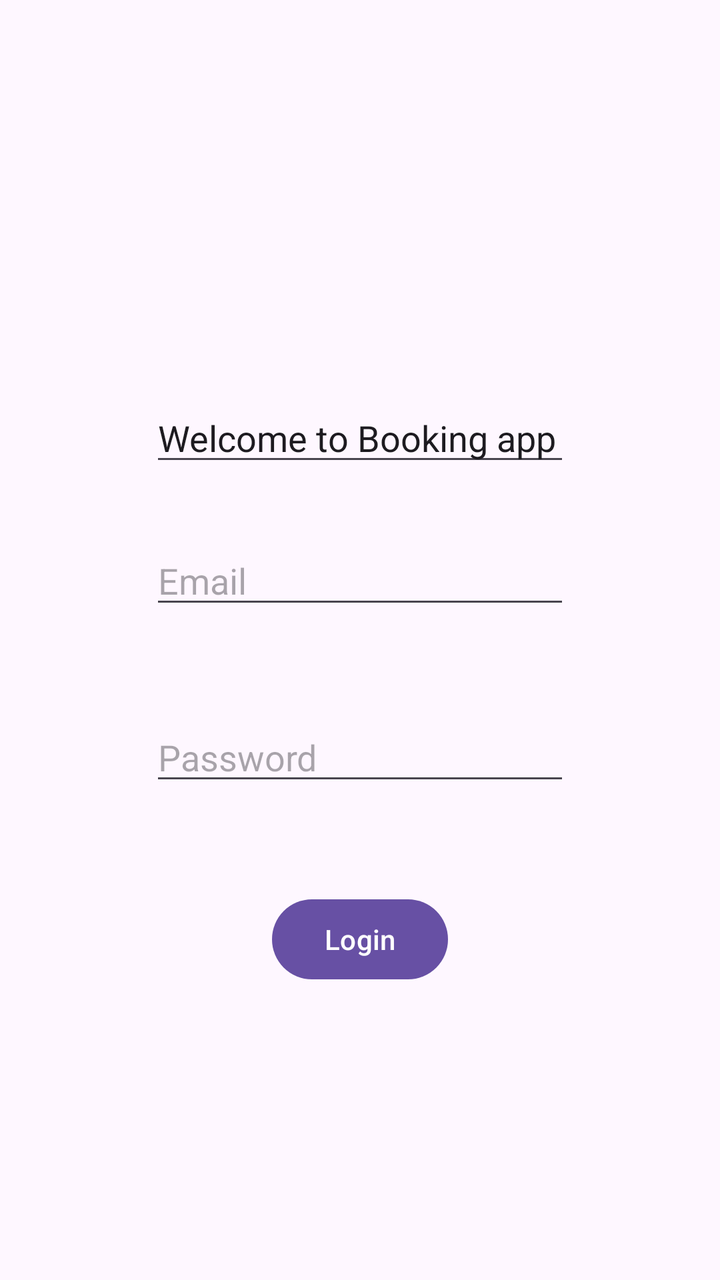
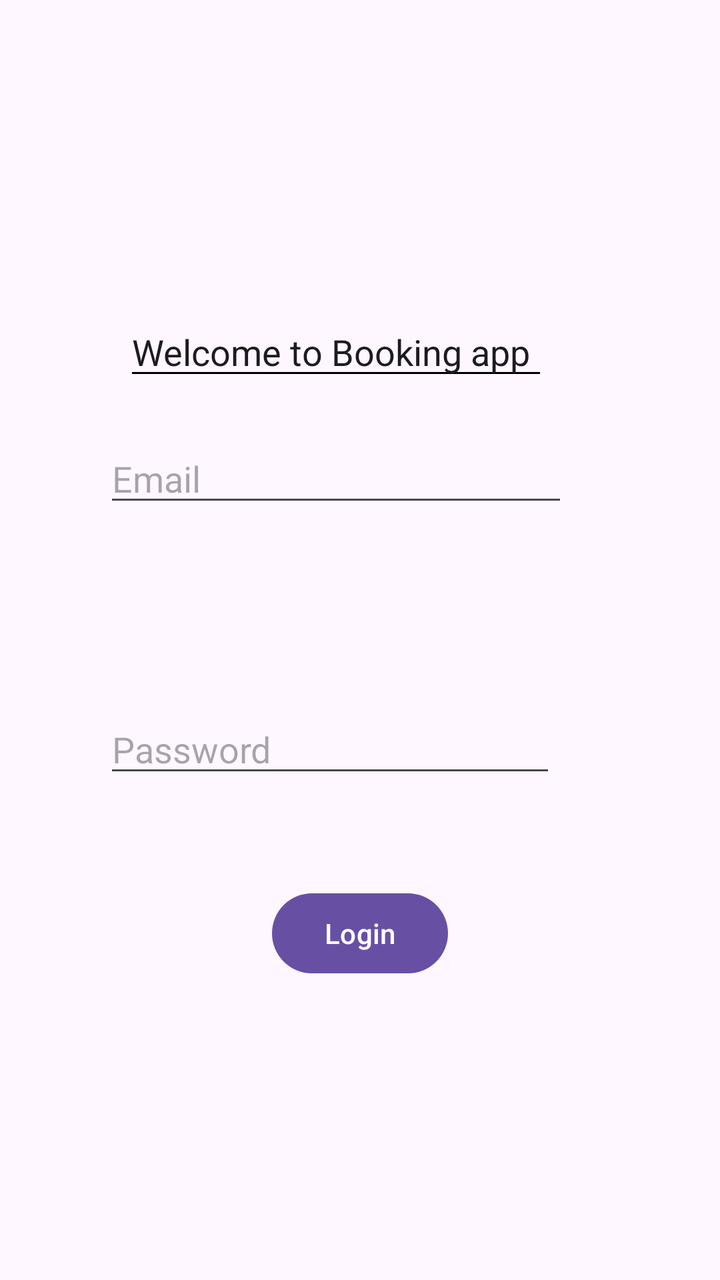

Two renders of the same Android screen: before a commit and after it. Below are the layout's source before the change and the commit's diff.
<!-- AndroidManifest.xml: application theme Theme.EmployeeBooking -->
<!-- res/layout/activity_main.xml -->
<?xml version="1.0" encoding="utf-8"?>
<ScrollView xmlns:android="http://schemas.android.com/apk/res/android"
xmlns:app="http://schemas.android.com/apk/res-auto"
xmlns:tools="http://schemas.android.com/tools"
android:id="@+id/main"
android:layout_width="match_parent"
android:layout_height="match_parent"
android:fillViewport="true">

    <androidx.constraintlayout.widget.ConstraintLayout
        android:layout_width="match_parent"
        android:layout_height="wrap_content"
        tools:context=".MainActivity">

        <Button
            android:id="@+id/login"
            android:layout_width="wrap_content"
            android:layout_height="wrap_content"
            android:layout_marginTop="48dp"
            android:text="Login"
            app:layout_constraintEnd_toEndOf="parent"
            app:layout_constraintStart_toStartOf="parent"
            app:layout_constraintTop_toBottomOf="@+id/editTextTextPassword" />

        <EditText
            android:id="@+id/editTextTextPassword"
            android:layout_width="210dp"
            android:layout_height="wrap_content"
            android:layout_marginTop="47dp"
            android:ems="10"
            android:hint="Password"
            android:inputType="textPassword"
            android:visibility="visible"
            app:layout_constraintEnd_toEndOf="parent"
            app:layout_constraintStart_toStartOf="parent"
            app:layout_constraintTop_toBottomOf="@+id/editTextTextEmailAddress" />

        <EditText
            android:id="@+id/editTextTextEmailAddress"
            android:layout_width="210dp"
            android:layout_height="wrap_content"
            android:layout_marginTop="268dp"
            android:ems="10"
            android:hint="Email"
            android:inputType="textEmailAddress"
            android:visibility="visible"
            app:layout_constraintEnd_toEndOf="parent"
            app:layout_constraintStart_toStartOf="parent"
            app:layout_constraintTop_toTopOf="parent" />

        <EditText
            android:id="@+id/editTextText"
            android:layout_width="210dp"
            android:layout_height="wrap_content"
            android:layout_marginBottom="30dp"
            android:ems="10"
            android:inputType="text"
            android:text="Welcome to Booking app"
            app:layout_constraintBottom_toTopOf="@+id/editTextTextEmailAddress"
            app:layout_constraintEnd_toEndOf="parent"
            app:layout_constraintStart_toStartOf="parent" />

    </androidx.constraintlayout.widget.ConstraintLayout>
</ScrollView>
<!-- resources referenced by this layout -->
<resources>
  <style name="Theme.EmployeeBooking" parent="Base.Theme.EmployeeBooking" />
  <style name="Base.Theme.EmployeeBooking" parent="Theme.Material3.DayNight.NoActionBar">
          
          
      </style>
</resources>

<!-- the commit's change to res/layout/activity_main.xml (unified diff, before → after) -->
@@ -16,49 +16,54 @@ android:fillViewport="true">
             android:id="@+id/login"
             android:layout_width="wrap_content"
             android:layout_height="wrap_content"
-            android:layout_marginTop="48dp"
+            android:layout_marginTop="49dp"
             android:text="Login"
             app:layout_constraintEnd_toEndOf="parent"
             app:layout_constraintStart_toStartOf="parent"
             app:layout_constraintTop_toBottomOf="@+id/editTextTextPassword" />
 
+
         <EditText
             android:id="@+id/editTextTextPassword"
-            android:layout_width="210dp"
+            android:layout_width="226dp"
             android:layout_height="wrap_content"
-            android:layout_marginTop="47dp"
+            android:layout_marginTop="94dp"
+            android:layout_marginEnd="82dp"
             android:ems="10"
             android:hint="Password"
             android:inputType="textPassword"
             android:visibility="visible"
             app:layout_constraintEnd_toEndOf="parent"
-            app:layout_constraintStart_toStartOf="parent"
-            app:layout_constraintTop_toBottomOf="@+id/editTextTextEmailAddress" />
+            app:layout_constraintTop_toBottomOf="@+id/editTextTextEmailAddress"
+            tools:visibility="visible" />
 
         <EditText
             android:id="@+id/editTextTextEmailAddress"
-            android:layout_width="210dp"
+            android:layout_width="232dp"
             android:layout_height="wrap_content"
-            android:layout_marginTop="268dp"
+            android:layout_marginTop="217dp"
+            android:layout_marginEnd="76dp"
             android:ems="10"
             android:hint="Email"
             android:inputType="textEmailAddress"
             android:visibility="visible"
             app:layout_constraintEnd_toEndOf="parent"
-            app:layout_constraintStart_toStartOf="parent"
-            app:layout_constraintTop_toTopOf="parent" />
+            app:layout_constraintTop_toTopOf="parent"
+            tools:visibility="visible" />
 
         <EditText
             android:id="@+id/editTextText"
-            android:layout_width="210dp"
+            android:layout_width="0dp"
             android:layout_height="wrap_content"
-            android:layout_marginBottom="30dp"
+            android:layout_marginStart="10dp"
+            android:layout_marginEnd="10dp"
+            android:layout_marginBottom="22dp"
+            android:backgroundTint="#000000"
             android:ems="10"
-            android:inputType="text"
             android:text="Welcome to Booking app"
             app:layout_constraintBottom_toTopOf="@+id/editTextTextEmailAddress"
-            app:layout_constraintEnd_toEndOf="parent"
-            app:layout_constraintStart_toStartOf="parent" />
+            app:layout_constraintEnd_toEndOf="@+id/editTextTextEmailAddress"
+            app:layout_constraintStart_toStartOf="@+id/editTextTextEmailAddress" />
 
     </androidx.constraintlayout.widget.ConstraintLayout>
 </ScrollView>
